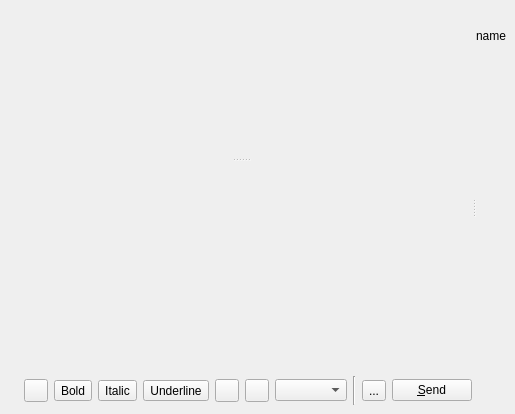
This is widgets/chatwidget.ui in xmpp-graveyard/jabbim as Qt 5 draws it before an edit. The edited form follows.
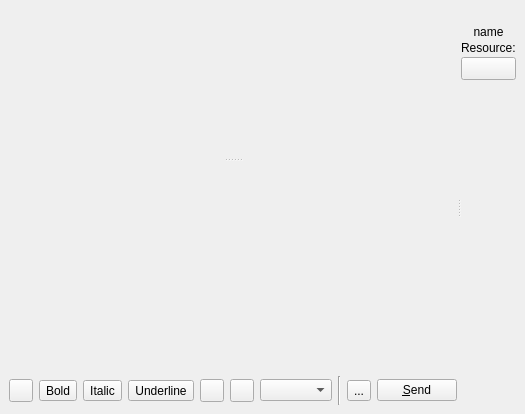
This is the edited form. Icons and pictures are not drawn.

Commit message: resourceMenu in chatWidget

Patch:
```diff
--- a/widgets/chatwidget.ui
+++ b/widgets/chatwidget.ui
@@ -240,7 +240,7 @@
         <number>0</number>
        </property>
        <property name="spacing" >
-        <number>6</number>
+        <number>2</number>
        </property>
        <item>
         <widget class="QLabel" name="avatar" >
@@ -265,6 +265,34 @@
          </property>
         </widget>
        </item>
+       <item>
+        <widget class="QLabel" name="label_2" >
+         <property name="text" >
+          <string>Resource:</string>
+         </property>
+        </widget>
+       </item>
+       <item>
+        <widget class="QToolButton" name="resourceButton" >
+         <property name="sizePolicy" >
+          <sizepolicy>
+           <hsizetype>7</hsizetype>
+           <vsizetype>0</vsizetype>
+           <horstretch>0</horstretch>
+           <verstretch>0</verstretch>
+          </sizepolicy>
+         </property>
+         <property name="popupMode" >
+          <enum>QToolButton::InstantPopup</enum>
+         </property>
+         <property name="toolButtonStyle" >
+          <enum>Qt::ToolButtonTextBesideIcon</enum>
+         </property>
+         <property name="arrowType" >
+          <enum>Qt::NoArrow</enum>
+         </property>
+        </widget>
+       </item>
        <item>
         <widget class="QLabel" name="chatstate" >
          <property name="text" >
```
The commit also changes 5 other files.
